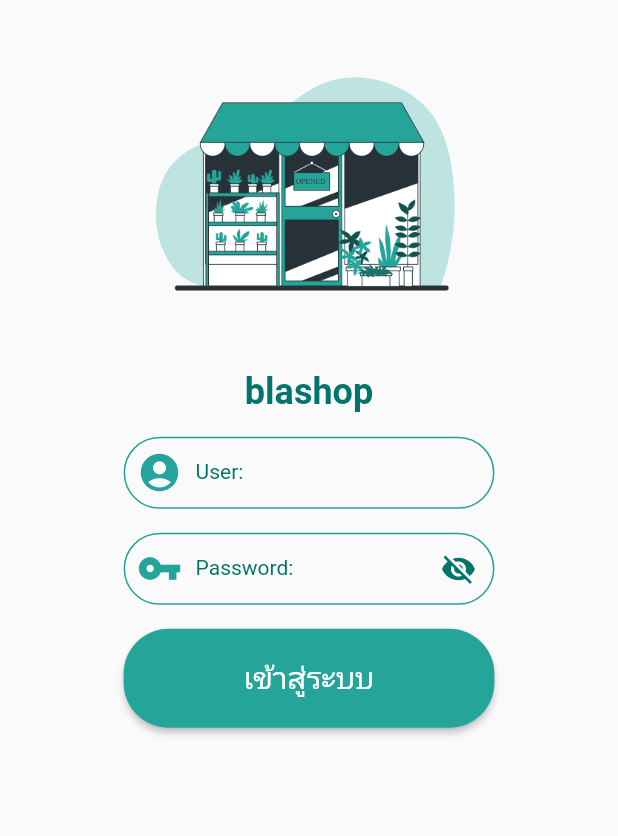
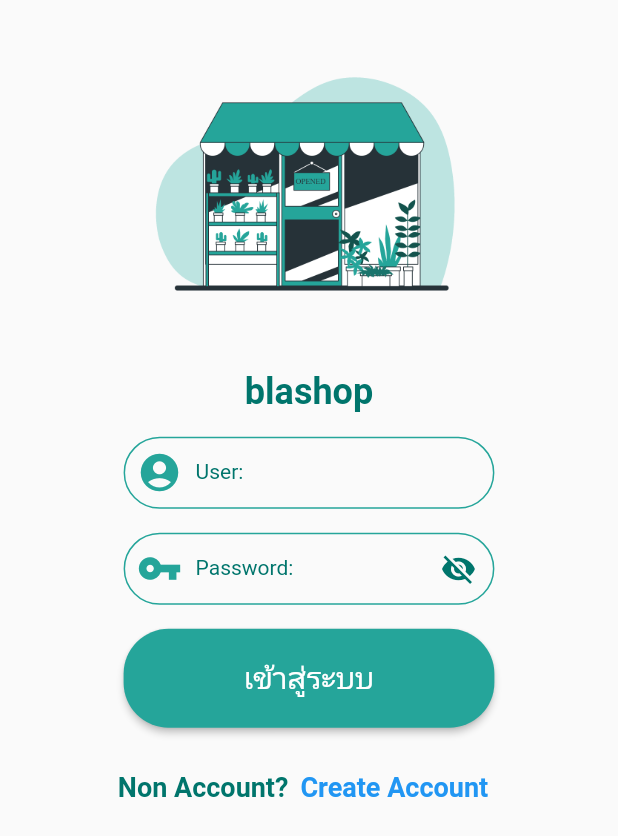
Before and after one commit to somchu/blashop, a Flutter app: the screen it shows after launch, on a phone screen of 412 x 824 dp. Shown: the top 836 px of the screen. Run offline on Flutter 3.47's test engine with Material 2 defaults, Android fonts, the phone set to English and light mode, and no system bars; our stand-ins replace font_awesome_flutter, google_fonts; Roboto replaces fonts that are missing (Kanit).

Commit message:
update today

```diff
--- a/lib/main.dart
+++ b/lib/main.dart
@@ -12,9 +12,9 @@ import 'package:google_fonts/google_fonts.dart';
 final Map<String, WidgetBuilder> map = {
   '/authen': (BuildContext context) => const Authen(),
   '/createaccount': (BuildContext context) => const CreateAccount(),
-  'buyerservice': (BuildContext context) => const BuyerService(),
-  'salerservice': (BuildContext context) => const SalerService(),
-  'riderservice': (BuildContext context) => const RiderService(),
+  '/buyerservice': (BuildContext context) => const BuyerService(),
+  '/salerservice': (BuildContext context) => const SalerService(),
+  '/riderservice': (BuildContext context) => const RiderService(),
 };
 
 String? initialRoute; //? การประกาศตัวแปรที่อนุญาตให้มีค่าเป็น null ได้
--- a/lib/states/authen.dart
+++ b/lib/states/authen.dart
@@ -29,11 +29,35 @@ class _AuthenState extends State<Authen> {
               buildtitle(),
               buildUser(size),
               buildPassword(size),
-              buildlogin(size, h)
+              buildlogin(size, h),
+              bulidcreateaccount()
             ],
           ),
         ),
       ),
+    );
+  }
+
+  Row bulidcreateaccount() {
+    return Row(
+      mainAxisAlignment: MainAxisAlignment.center,
+      children: [
+        ShowTitle(
+          title: 'Non Account?',
+          textStyle: MyConstant().h2style(),
+        ),
+        TextButton(
+          onPressed: () =>
+              Navigator.pushNamed(context, MyConstant.RouteCreateAcount),
+          child: Text(
+            'Create Account',
+            style: TextStyle(
+              fontSize: 18,
+              fontWeight: FontWeight.bold,
+            ),
+          ),
+        )
+      ],
     );
   }
 
--- a/lib/utility/my_constant.dart
+++ b/lib/utility/my_constant.dart
@@ -10,9 +10,9 @@ class MyConstant {
   // ignore: non_constant_identifier_names
   static String RouteAuthen = "/authen";
   static String RouteCreateAcount = "/createaccount";
-  static String RouteBuyerService = "buyerservice";
-  static String RouteSalerService = "salerservice";
-  static String RouteRiderService = "riderservice";
+  static String RouteBuyerService = "/buyerservice";
+  static String RouteSalerService = "/salerservice";
+  static String RouteRiderService = "/riderservice";
 
   //Image path
   static String imgaccount = "images/account.png";
```
Also changed, not shown: lib/states/create_account.dart (+59 -2 lines).
